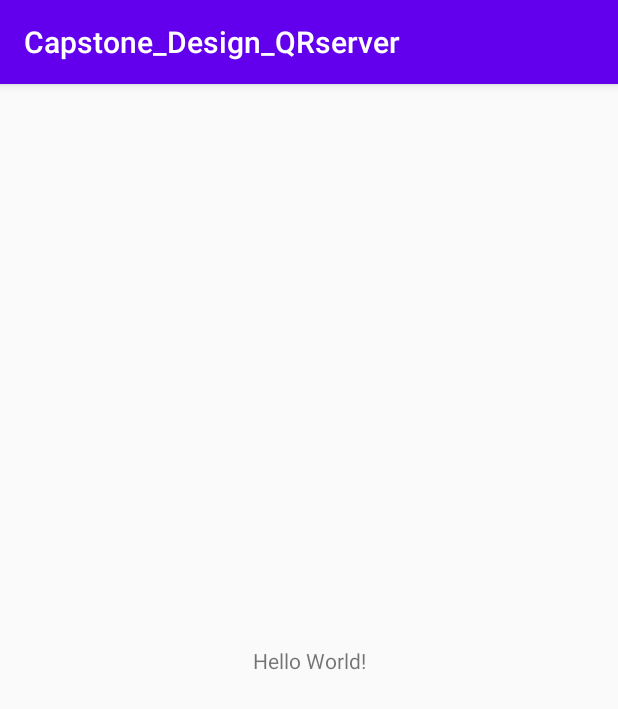
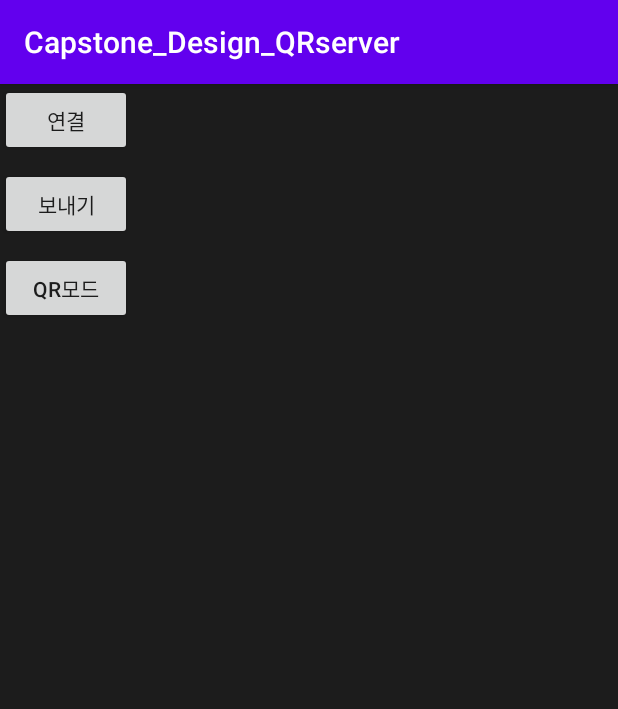
Before and after one commit to SongYunMin/Capstone-Design-Server, an Android app: the screen it shows after launch (MainActivity), on a phone screen of 412 x 824 dp. Shown: the top 709 px of the screen. Run offline under Robolectric (Android 15) with nearby library versions, the phone set to English and light mode, and no system bars; libraries missing offline, so code that uses them is left out: app.akexorcist.bluetotohspp, com.google.zxing.integration; 4 statements that could not run were skipped.

Commit message:
onActivityResult에서 QR인증시 아두이노 결과 전송해야 함

```diff
--- a/app/build.gradle
+++ b/app/build.gradle
@@ -25,6 +25,7 @@ android {
 
 dependencies {
     implementation fileTree(dir: 'libs', include: ['*.jar'])
+    implementation 'com.akexorcist:bluetoothspp:1.0.0'
     implementation 'com.journeyapps:zxing-android-embedded:3.5.0'
     implementation 'androidx.appcompat:appcompat:1.1.0'
     implementation 'androidx.constraintlayout:constraintlayout:1.1.3'
--- a/app/src/main/AndroidManifest.xml
+++ b/app/src/main/AndroidManifest.xml
@@ -3,6 +3,8 @@
     xmlns:tools="http://schemas.android.com/tools"
     package="com.example.capstone_design_qrserver">
     <uses-permission android:name="android.permission.INTERNET"/>
+    <uses-permission android:name="android.permission.BLUETOOTH"/>
+    <uses-permission android:name="android:permission.BLUETOOTH_ADMIN"/>
 
     <application
         android:allowBackup="true"
--- a/app/src/main/java/com/example/capstone_design_qrserver/MainActivity.java
+++ b/app/src/main/java/com/example/capstone_design_qrserver/MainActivity.java
@@ -2,16 +2,28 @@ package com.example.capstone_design_qrserver;
 
 import androidx.appcompat.app.AppCompatActivity;
 
+import android.app.Activity;
+import android.bluetooth.BluetoothAdapter;
+import android.content.Context;
 import android.content.Intent;
+import android.graphics.PointF;
 import android.os.Bundle;
+import android.view.View;
+import android.widget.Button;
 import android.widget.Toast;
 
 import com.google.zxing.integration.android.IntentIntegrator;
 import com.google.zxing.integration.android.IntentResult;
 
+import app.akexorcist.bluetotohspp.library.BluetoothSPP;
+import app.akexorcist.bluetotohspp.library.BluetoothState;
+import app.akexorcist.bluetotohspp.library.DeviceList;
+
 public class MainActivity extends AppCompatActivity {
     private IntentIntegrator qrScan;
     public String Local_hash;
+    private BluetoothSPP bt = new BluetoothSPP(this);
+    int status = 0;
 
     @Override
     protected void onCreate(Bundle savedInstanceState) {
@@ -25,34 +37,36 @@ public class MainActivity extends AppCompatActivity {
 
     @Override
     protected void onActivityResult(int requestCode, int resultCode, Intent data) {
-
         IntentResult result = IntentIntegrator.parseActivityResult(requestCode, resultCode, data);
         if (result != null) {
+            // 데이터가 없다면
             if (result.getContents() == null) {
                 Toast.makeText(this, "Cancelled", Toast.LENGTH_LONG).show();
                 // todo
-            } else {
+            }
+            // 데이터가 있다면
+            else {
                 Local_hash = result.getContents();
                 Toast.makeText(this, "Scanned: " + result.getContents(), Toast.LENGTH_LONG).show();
                 HttpConnectThread http = new HttpConnectThread(
                         "http://210.124.110.96/admission.php",
                         "localhash=" + Local_hash);
                 http.start();
+                // 웹서버 결과값 받음
                 String temp = http.GetResult();
                 // 예약이 되어있는 티켓이라면?
-                if(temp.equals("true\n")){
-                    // 티켓 일치시 구현부
+                if (temp.equals("true\n")) { // 티켓 일치시 구현부
+                    status = 1;
                 }
                 // 예약이 되어있는 티켓이 아니라면?
-                else{
+                else {                               // 티켓 불일치시 구현부
 
                 }
-
                 qrScan.initiateScan();              // 재귀적 구현 (Loop 위해)
-                // todo
             }
         } else {
             super.onActivityResult(requestCode, resultCode, data);
         }
     }
+
 }
--- a/app/src/main/res/layout/activity_main.xml
+++ b/app/src/main/res/layout/activity_main.xml
@@ -1,18 +1,39 @@
 <?xml version="1.0" encoding="utf-8"?>
-<androidx.constraintlayout.widget.ConstraintLayout xmlns:android="http://schemas.android.com/apk/res/android"
-    xmlns:app="http://schemas.android.com/apk/res-auto"
-    xmlns:tools="http://schemas.android.com/tools"
+<LinearLayout xmlns:android="http://schemas.android.com/apk/res/android"
     android:layout_width="match_parent"
     android:layout_height="match_parent"
-    tools:context=".MainActivity">
-
-    <TextView
+    xmlns:app="http://schemas.android.com/apk/res-auto"
+    android:orientation="vertical"
+    android:layout_gravity="center"
+    android:background="#1C1C1C">
+    <Button
+        android:id="@+id/btnConnect"
         android:layout_width="wrap_content"
         android:layout_height="wrap_content"
-        android:text="Hello World!"
+        android:text="연결"
         app:layout_constraintBottom_toBottomOf="parent"
         app:layout_constraintLeft_toLeftOf="parent"
         app:layout_constraintRight_toRightOf="parent"
         app:layout_constraintTop_toTopOf="parent" />
 
-</androidx.constraintlayout.widget.ConstraintLayout>
+    <Button
+        android:id="@+id/btnSend"
+        android:layout_width="wrap_content"
+        android:layout_height="wrap_content"
+        android:layout_marginTop="8dp"
+        android:text="보내기"
+        app:layout_constraintLeft_toLeftOf="parent"
+        app:layout_constraintRight_toRightOf="parent"
+        app:layout_constraintTop_toBottomOf="@+id/btnConnect" />
+
+    <Button
+        android:id="@+id/QRMode"
+        android:layout_width="wrap_content"
+        android:layout_height="wrap_content"
+        android:layout_marginTop="8dp"
+        android:text="QR모드"
+        app:layout_constraintLeft_toLeftOf="parent"
+        app:layout_constraintRight_toRightOf="parent"
+        app:layout_constraintTop_toBottomOf="@+id/btnConnect" />
+
+</LinearLayout>
```
